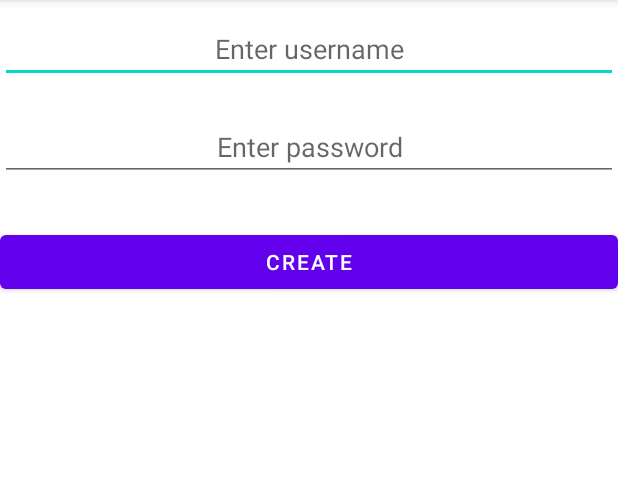
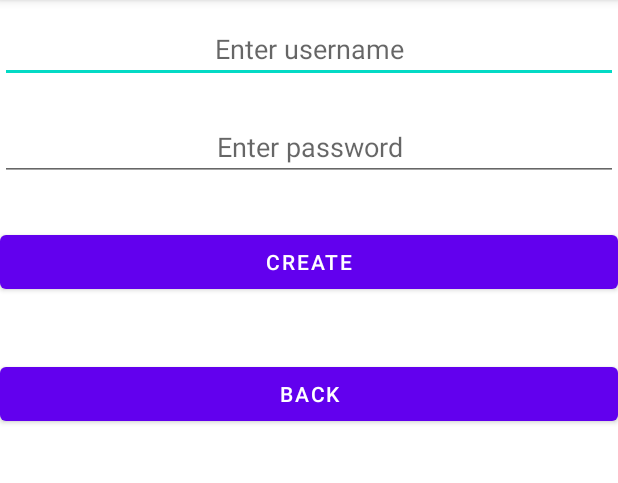
Before and after one commit to AlexFue/FitnessApp, an Android app: the CreateAccount screen opened directly, with no data from a screen before it, on a phone screen of 412 x 824 dp, the part 84-567 px from its top. Run offline under Robolectric (Android 15) with nearby library versions, the phone set to English and light mode, and no system bars.

Commit message:
Created basis of how create account page is going to function.

```diff
--- a/app/src/main/java/com/example/fitnessapp/CreateAccount.java
+++ b/app/src/main/java/com/example/fitnessapp/CreateAccount.java
@@ -3,12 +3,55 @@ package com.example.fitnessapp;
 import androidx.appcompat.app.AppCompatActivity;
 
 import android.os.Bundle;
+import android.text.Editable;
+import android.view.View;
+import android.widget.Button;
+import android.widget.EditText;
 
 public class CreateAccount extends AppCompatActivity {
+
+    EditText et_username;
+    EditText et_password;
+    Button btn_create;
+    Button btn_back;
+    String username;
+    String password;
 
     @Override
     protected void onCreate(Bundle savedInstanceState) {
         super.onCreate(savedInstanceState);
         setContentView(R.layout.activity_create_account);
+
+        et_username = findViewById(R.id.et_username);
+        et_password = findViewById(R.id.et_password);
+        btn_create = findViewById(R.id.btn_create);
+        btn_back = findViewById(R.id.btn_back);
+
+        btn_create.setOnClickListener(new View.OnClickListener() {
+            @Override
+            public void onClick(View v) {
+                if(verifyAccount(username, password)) {
+                    createAccount(username, password);
+                    // send them to inside app to landing page
+                }
+                else {
+
+                }
+            }
+        });
+    }
+
+    //checks if username exists in database and either one is not empty
+    public static boolean verifyAccount(String username, String password) {
+
+    }
+
+    public boolean checkIfEmpty(String username, String password) {
+        return username.equals("") || password.equals("");
+    }
+
+    //creates account in database once verified
+    public void createAccount(String username, String password) {
+
     }
 }
--- a/app/src/main/res/layout/activity_create_account.xml
+++ b/app/src/main/res/layout/activity_create_account.xml
@@ -32,4 +32,11 @@
         android:layout_marginVertical="20dp"
         android:text="Create" />
 
+    <Button
+        android:id="@+id/btn_back"
+        android:layout_width="match_parent"
+        android:layout_height="wrap_content"
+        android:layout_marginVertical="20dp"
+        android:text="Back" />
+
 </LinearLayout>
```
Also changed, not shown: 1 other file.
